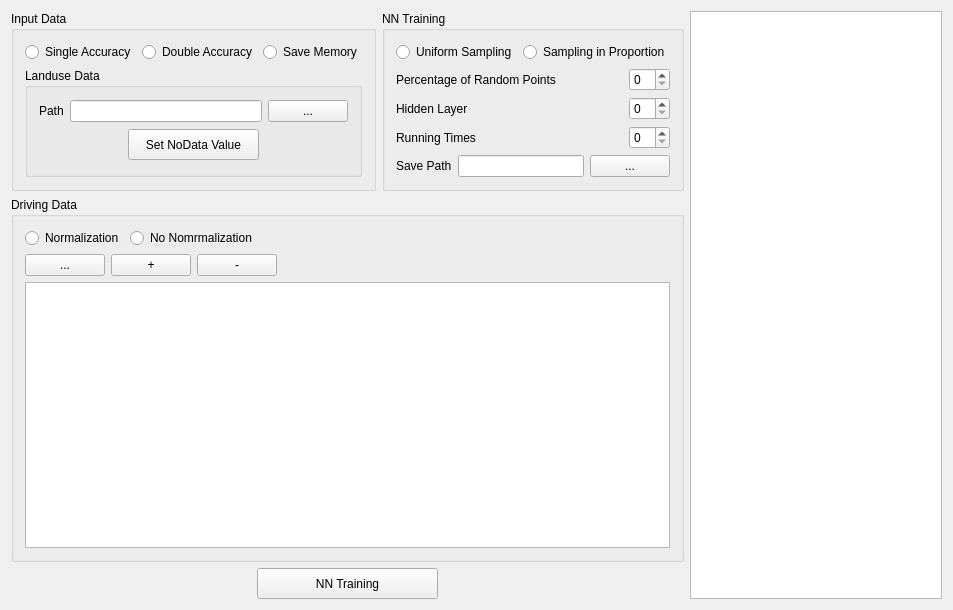
XunGST/flusver1.0, file geosimulator.ui: the form before one commit.
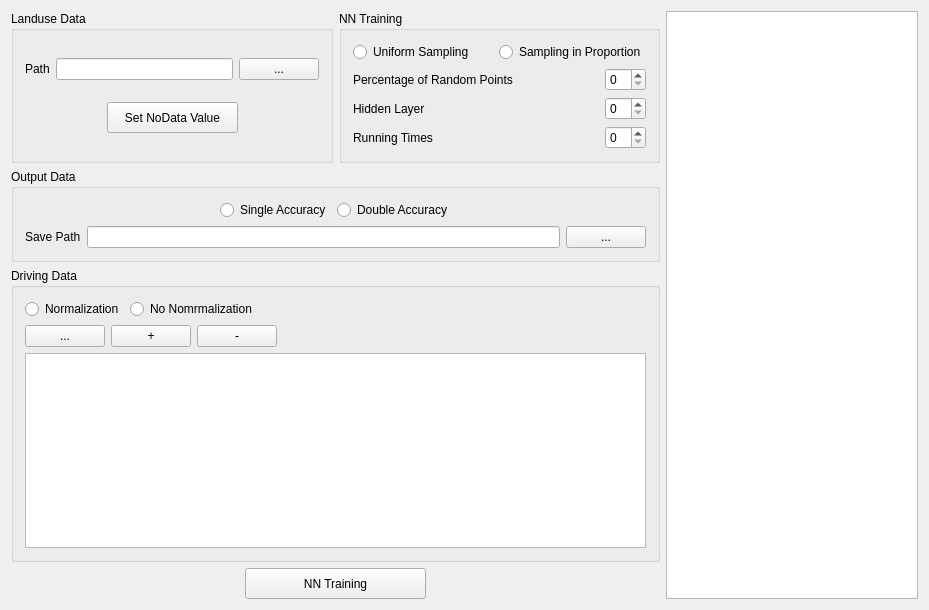
The form after the commit.

```diff
--- a/geosimulator.ui
+++ b/geosimulator.ui
@@ -19,63 +19,6 @@
      <item>
       <layout class="QHBoxLayout" name="horizontalLayout_6">
        <item>
-        <widget class="QGroupBox" name="InputgroupBox">
-         <property name="title">
-          <string>Input Data</string>
-         </property>
-         <layout class="QVBoxLayout" name="verticalLayout_2">
-          <item>
-           <layout class="QHBoxLayout" name="horizontalLayout_4">
-            <item>
-             <spacer name="horizontalSpacer_2">
-              <property name="orientation">
-               <enum>Qt::Horizontal</enum>
-              </property>
-              <property name="sizeHint" stdset="0">
-               <size>
-                <width>40</width>
-                <height>20</height>
-               </size>
-              </property>
-             </spacer>
-            </item>
-            <item>
-             <widget class="QRadioButton" name="radioSingle">
-              <property name="text">
-               <string>Single Accuracy</string>
-              </property>
-             </widget>
-            </item>
-            <item>
-             <widget class="QRadioButton" name="radioDouble">
-              <property name="text">
-               <string>Double Accuracy</string>
-              </property>
-             </widget>
-            </item>
-            <item>
-             <widget class="QRadioButton" name="radioMemory">
-              <property name="text">
-               <string>Save Memory</string>
-              </property>
-             </widget>
-            </item>
-            <item>
-             <spacer name="horizontalSpacer_6">
-              <property name="orientation">
-               <enum>Qt::Horizontal</enum>
-              </property>
-              <property name="sizeHint" stdset="0">
-               <size>
-                <width>40</width>
-                <height>20</height>
-               </size>
-              </property>
-             </spacer>
-            </item>
-           </layout>
-          </item>
-          <item>
            <widget class="QGroupBox" name="basicgroupBox">
             <property name="title">
              <string>Landuse Data</string>
@@ -148,9 +91,6 @@
             </layout>
            </widget>
           </item>
-         </layout>
-        </widget>
-       </item>
        <item>
         <widget class="QGroupBox" name="trangroupBox">
          <property name="title">
@@ -230,6 +170,61 @@
             </item>
            </layout>
           </item>
+         </layout>
+        </widget>
+       </item>
+      </layout>
+     </item>
+     <item>
+      <widget class="QGroupBox" name="InputgroupBox">
+       <property name="title">
+        <string>Output Data</string>
+       </property>
+       <layout class="QVBoxLayout" name="verticalLayout_2">
+        <item>
+         <layout class="QHBoxLayout" name="horizontalLayout_4">
+          <item>
+           <spacer name="horizontalSpacer_2">
+            <property name="orientation">
+             <enum>Qt::Horizontal</enum>
+            </property>
+            <property name="sizeHint" stdset="0">
+             <size>
+              <width>40</width>
+              <height>20</height>
+             </size>
+            </property>
+           </spacer>
+          </item>
+          <item>
+           <widget class="QRadioButton" name="radioSingle">
+            <property name="text">
+             <string>Single Accuracy</string>
+            </property>
+           </widget>
+          </item>
+          <item>
+           <widget class="QRadioButton" name="radioDouble">
+            <property name="text">
+             <string>Double Accuracy</string>
+            </property>
+           </widget>
+          </item>
+          <item>
+           <spacer name="horizontalSpacer_6">
+            <property name="orientation">
+             <enum>Qt::Horizontal</enum>
+            </property>
+            <property name="sizeHint" stdset="0">
+             <size>
+              <width>40</width>
+              <height>20</height>
+             </size>
+            </property>
+           </spacer>
+          </item>
+         </layout>
+        </item>
           <item>
            <layout class="QHBoxLayout" name="horizontalLayout_16">
             <item>
@@ -253,8 +248,6 @@
           </item>
          </layout>
         </widget>
-       </item>
-      </layout>
      </item>
      <item>
       <widget class="QGroupBox" name="divgroupBox">
```
Lines whose indentation alone changed are shown as unchanged.
